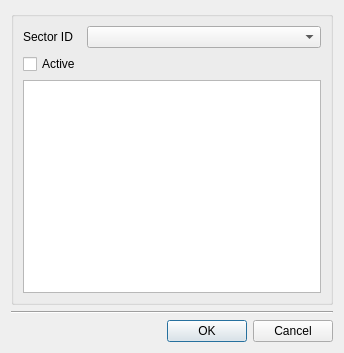
First picture: the form in core/ui/toolbars/epa/nonvisual_rules.ui, repository Giswater/giswater_qgis_plugin, before the edit.
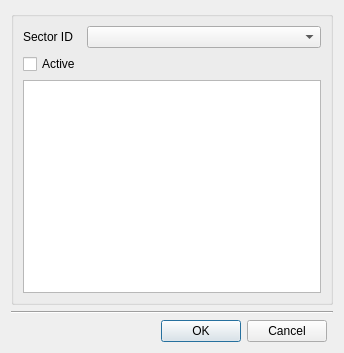
Second picture: the form after the edit.

Commit message:
style(ui): add lyt_buttons QGridLayout for all dialogs.
# Cherry-picked from 9fcf2481a2d87da33b8ae50d2bdb939909b3d67b

What changed in the file:
```diff
--- a/core/ui/toolbars/epa/nonvisual_rules.ui
+++ b/core/ui/toolbars/epa/nonvisual_rules.ui
@@ -14,47 +14,6 @@
    <string>Rule-Based Controls Editor</string>
   </property>
   <layout class="QGridLayout" name="verticalLayout_4">
-   <item row="2" column="0" colspan="2">
-    <layout class="QHBoxLayout" name="horizontalLayout">
-     <property name="sizeConstraint">
-      <enum>QLayout::SetDefaultConstraint</enum>
-     </property>
-     <item>
-      <spacer name="horizontalSpacer">
-       <property name="orientation">
-        <enum>Qt::Horizontal</enum>
-       </property>
-       <property name="sizeHint" stdset="0">
-        <size>
-         <width>40</width>
-         <height>20</height>
-        </size>
-       </property>
-      </spacer>
-     </item>
-     <item>
-      <widget class="QPushButton" name="btn_accept">
-       <property name="text">
-        <string>OK</string>
-       </property>
-      </widget>
-     </item>
-     <item>
-      <widget class="QPushButton" name="btn_cancel">
-       <property name="text">
-        <string>Cancel</string>
-       </property>
-      </widget>
-     </item>
-    </layout>
-   </item>
-   <item row="1" column="0" colspan="2">
-    <widget class="Line" name="line">
-     <property name="orientation">
-      <enum>Qt::Horizontal</enum>
-     </property>
-    </widget>
-   </item>
    <item row="0" column="0" colspan="2">
     <widget class="QGroupBox" name="groupBox">
      <property name="sizePolicy">
@@ -111,6 +70,47 @@
      </layout>
     </widget>
    </item>
+   <item row="1" column="0" colspan="2">
+    <widget class="Line" name="line">
+     <property name="orientation">
+      <enum>Qt::Horizontal</enum>
+     </property>
+    </widget>
+   </item>
+   <item row="2" column="0">
+    <layout class="QGridLayout" name="lyt_buttons">
+     <property name="topMargin">
+      <number>0</number>
+     </property>
+     <item row="0" column="0">
+      <spacer name="horizontalSpacer">
+       <property name="orientation">
+        <enum>Qt::Horizontal</enum>
+       </property>
+       <property name="sizeHint" stdset="0">
+        <size>
+         <width>40</width>
+         <height>20</height>
+        </size>
+       </property>
+      </spacer>
+     </item>
+     <item row="0" column="1">
+      <widget class="QPushButton" name="btn_accept">
+       <property name="text">
+        <string>OK</string>
+       </property>
+      </widget>
+     </item>
+     <item row="0" column="2">
+      <widget class="QPushButton" name="btn_cancel">
+       <property name="text">
+        <string>Cancel</string>
+       </property>
+      </widget>
+     </item>
+    </layout>
+   </item>
   </layout>
  </widget>
  <resources/>
```
The commit also changes 58 other files.
